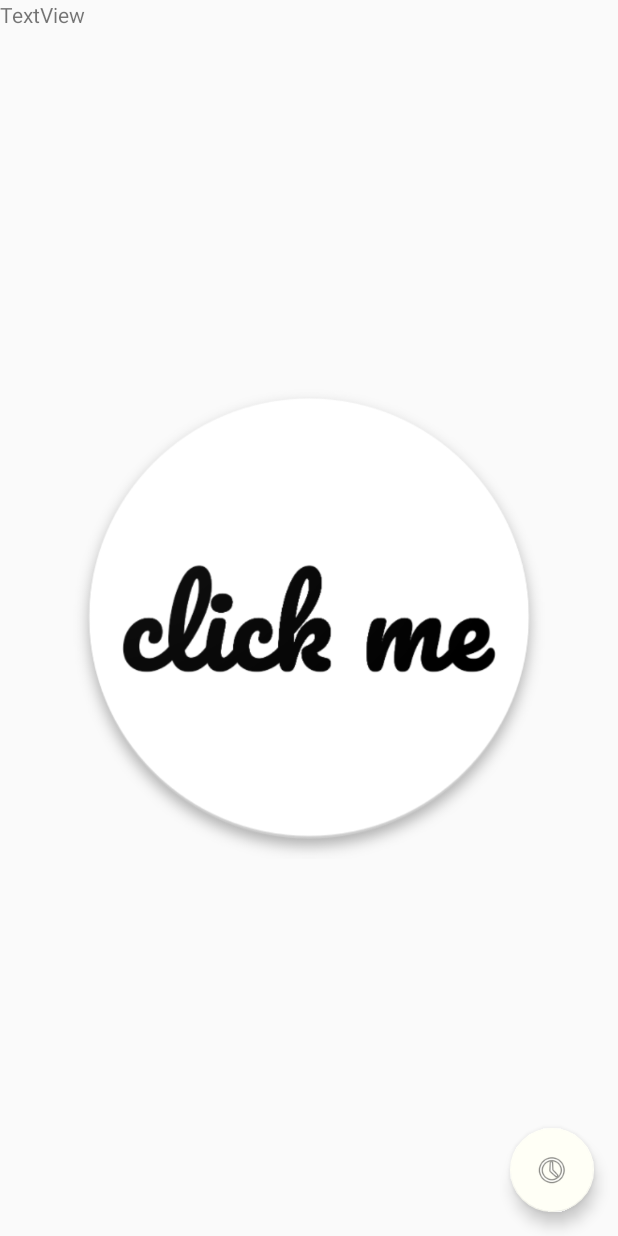
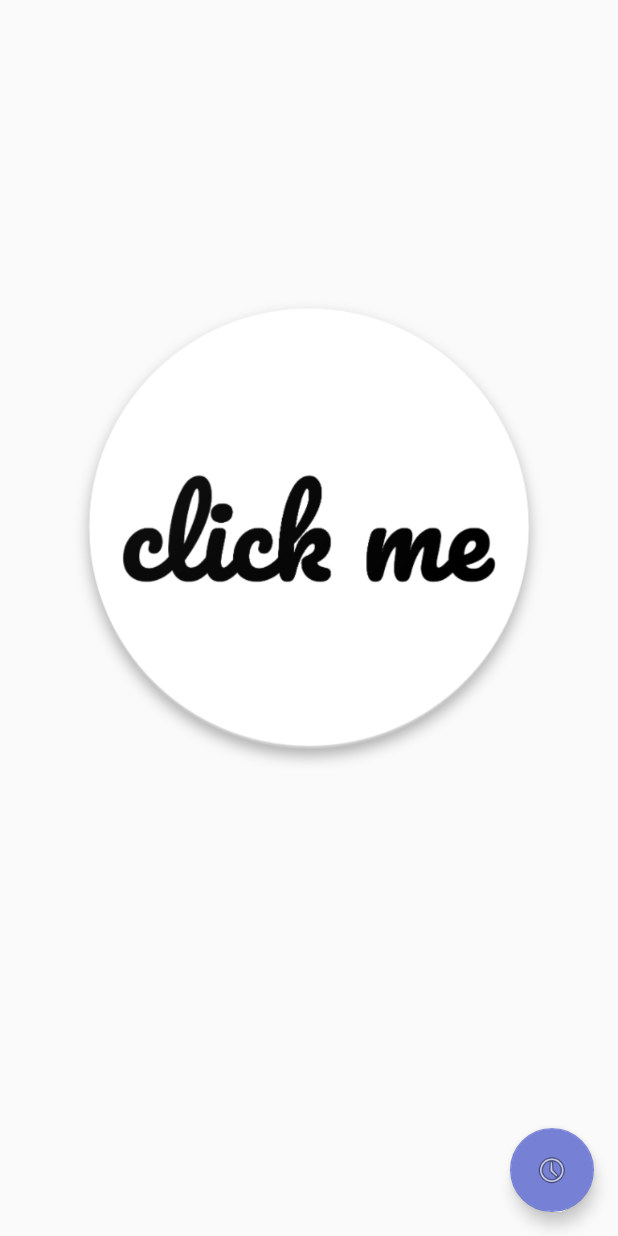
Before and after one commit to gebs/HelloEve, an Android app: the layout activity_main.xml on its own in the app's theme, with its tools: preview values and no code run, on a phone screen of 412 x 824 dp. Run offline under Robolectric (Android 15) with nearby library versions, the phone set to English and light mode, and no system bars.

Commit message:
changed accent-color and settings icon

```diff
--- a/app/src/main/java/com/mobpro/hslu/itengebs/helloeve/MainActivity.java
+++ b/app/src/main/java/com/mobpro/hslu/itengebs/helloeve/MainActivity.java
@@ -1,11 +1,13 @@
 package com.mobpro.hslu.itengebs.helloeve;
 
 import android.content.Intent;
+import android.graphics.BitmapFactory;
 import android.support.design.widget.FloatingActionButton;
 import android.content.SharedPreferences;
 import android.preference.PreferenceManager;
 import android.support.v7.app.AppCompatActivity;
 import android.os.Bundle;
+import android.text.Html;
 import android.view.Menu;
 import android.view.MenuInflater;
 import android.view.MenuItem;
@@ -108,7 +110,6 @@ public class MainActivity extends AppCompatActivity {
 
     @OptionsItem(R.id.action_settings)
     void settingsSelected(){
-        Toast.makeText(this, "Settings, yeah", Toast.LENGTH_SHORT).show();
         Intent prefIntent = new Intent(MainActivity.this, MessagePrefActivity.class);
         startActivity(prefIntent);
     }
--- a/app/src/main/res/layout/activity_main.xml
+++ b/app/src/main/res/layout/activity_main.xml
@@ -16,7 +16,7 @@
         app:layout_constraintLeft_toLeftOf="parent"
         app:layout_constraintRight_toRightOf="parent"
         app:layout_constraintTop_toTopOf="parent"
-        app:layout_constraintVertical_bias="0.5"
+        app:layout_constraintVertical_bias="0.363"
         app:srcCompat="@drawable/web_hi_res_512" />
 
     <android.support.design.widget.FloatingActionButton
@@ -30,12 +30,4 @@
         app:layout_constraintRight_toRightOf="parent"
         />
 
-    <TextView
-        android:id="@+id/textView"
-        android:layout_width="wrap_content"
-        android:layout_height="wrap_content"
-        android:text="TextView"
-        tools:layout_editor_absoluteX="0dp"
-        tools:layout_editor_absoluteY="5dp" />
-
 </android.support.constraint.ConstraintLayout>
--- a/app/src/main/res/values/colors.xml
+++ b/app/src/main/res/values/colors.xml
@@ -2,6 +2,6 @@
 <resources>
     <color name="colorPrimary">#424242</color>
     <color name="colorPrimaryDark">#303F9F</color>
-    <color name="colorAccent">#FFFFF6</color>
-    <!-- #FFFFF6 -->
+    <color name="colorAccent">#7681d6</color>
+    <!-- #FFFFF6  #800060 #8993dc #8993dc-->
 </resources>
```
Also changed, not shown: app/src/main/ic_settings-web.png, app/src/main/res/mipmap-hdpi/ic_settings.png, app/src/main/res/mipmap-mdpi/ic_settings.png, app/src/main/res/mipmap-xhdpi/ic_settings.png, app/src/main/res/mipmap-xxhdpi/ic_settings.png, app/src/main/res/mipmap-xxxhdpi/ic_settings.png.
